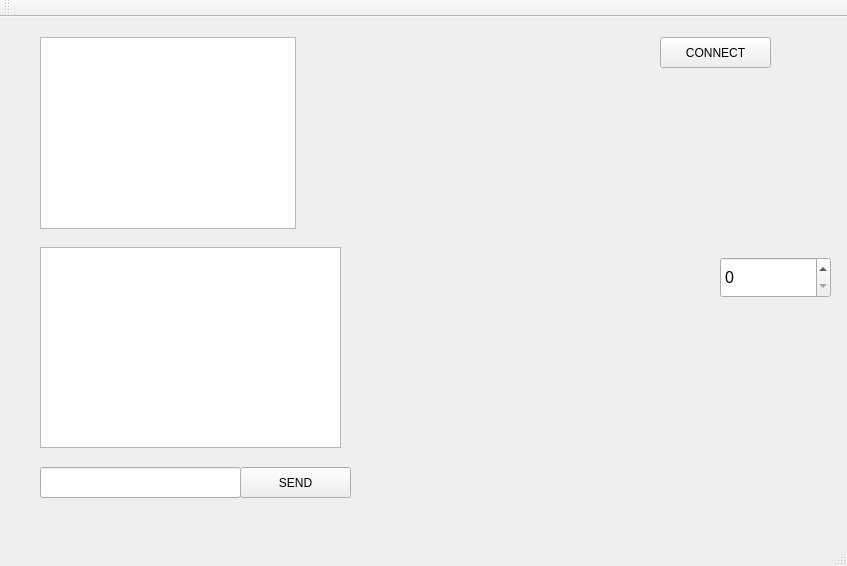
GigaFlopsis/KAWA-GCODE, file mainwindow.ui: the form before one commit.
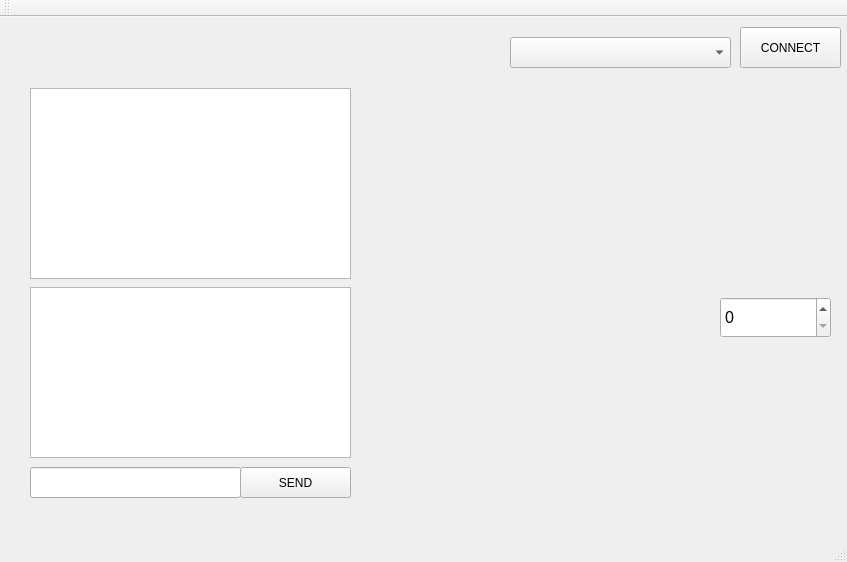
The form after the commit.

The edit to the form file:
```diff
--- a/mainwindow.ui
+++ b/mainwindow.ui
@@ -7,7 +7,7 @@
     <x>0</x>
     <y>0</y>
     <width>847</width>
-    <height>566</height>
+    <height>562</height>
    </rect>
   </property>
   <property name="windowTitle">
@@ -17,9 +17,9 @@
    <widget class="QLineEdit" name="set_command">
     <property name="geometry">
      <rect>
-      <x>40</x>
+      <x>30</x>
       <y>450</y>
-      <width>201</width>
+      <width>211</width>
       <height>31</height>
      </rect>
     </property>
@@ -50,7 +50,7 @@
     <property name="geometry">
      <rect>
       <x>720</x>
-      <y>240</y>
+      <y>280</y>
       <width>111</width>
       <height>41</height>
      </rect>
@@ -79,10 +79,10 @@
    <widget class="QPushButton" name="connect">
     <property name="geometry">
      <rect>
-      <x>660</x>
-      <y>20</y>
-      <width>111</width>
-      <height>31</height>
+      <x>740</x>
+      <y>10</y>
+      <width>101</width>
+      <height>41</height>
      </rect>
     </property>
     <property name="text">
@@ -95,10 +95,10 @@
     </property>
     <property name="geometry">
      <rect>
-      <x>40</x>
-      <y>230</y>
-      <width>301</width>
-      <height>201</height>
+      <x>30</x>
+      <y>270</y>
+      <width>321</width>
+      <height>171</height>
      </rect>
     </property>
     <property name="readOnly">
@@ -115,10 +115,20 @@
    <widget class="QTreeView" name="treeView">
     <property name="geometry">
      <rect>
-      <x>40</x>
+      <x>30</x>
+      <y>71</y>
+      <width>321</width>
+      <height>191</height>
+     </rect>
+    </property>
+   </widget>
+   <widget class="QComboBox" name="comboBox">
+    <property name="geometry">
+     <rect>
+      <x>510</x>
       <y>20</y>
-      <width>256</width>
-      <height>192</height>
+      <width>221</width>
+      <height>31</height>
      </rect>
     </property>
    </widget>
```
